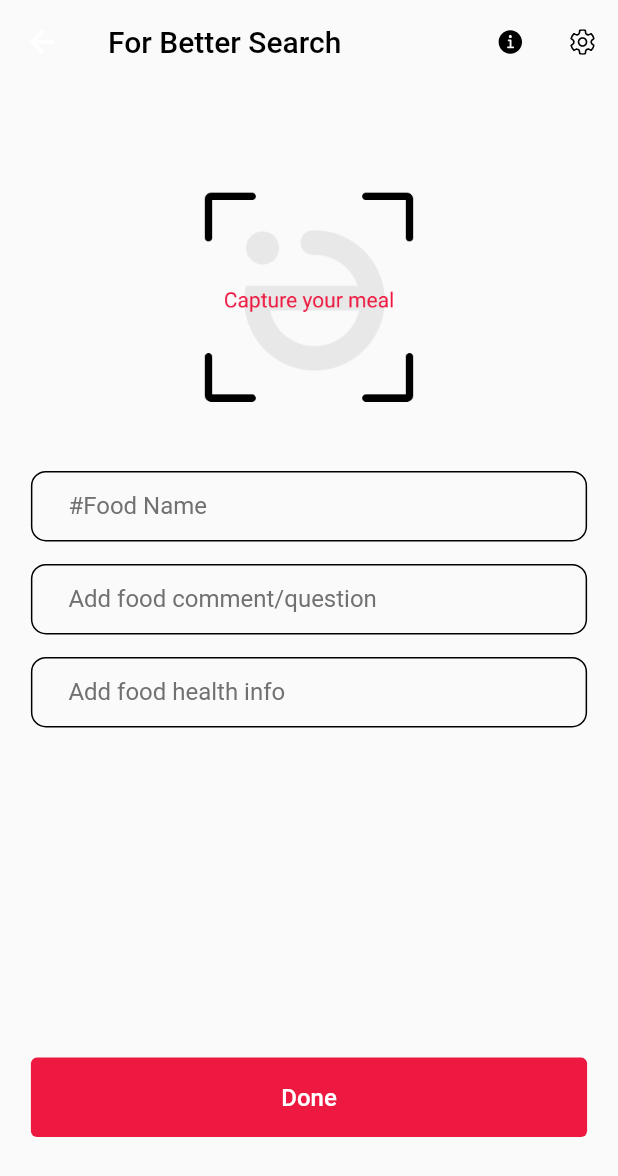
After one commit to festgo12/shareFood_mobile, a Flutter app: the ForBetterSearchScreen screen opened by its route, on a phone screen of 412 x 824 dp. The commit adds this screen. Shown: the top 1176 px of the screen. Run offline on Flutter 3.47's test engine with Material 2 defaults, Android fonts, the phone set to English and light mode, and no system bars; our stand-ins replace country_picker, flutter_svg, flutter_switch, marquee, pinput.

Commit message:
worked ont the better search screen

```diff
--- a/lib/core/route_names.dart
+++ b/lib/core/route_names.dart
@@ -5,6 +5,7 @@ import 'package:shared_food/ui/screens/auth_screen/otp_screen.dart';
 import 'package:shared_food/ui/screens/auth_screen/verify_mobile_num_screen.dart';
 import 'package:shared_food/ui/screens/checkout_screen.dart';
 import 'package:shared_food/ui/screens/confirm_order_screen.dart';
+import 'package:shared_food/ui/screens/for_better_search_screen.dart';
 import 'package:shared_food/ui/screens/onboarding_screens/get_started_screen.dart';
 import 'package:shared_food/ui/screens/onboarding_screens/onboarding_screen.dart';
 import 'package:shared_food/widgets/navigation_container.dart';
@@ -21,6 +22,7 @@ class RouteNames{
   static const String navigationContainer = 'navigationContainer';
   static const String checkOutScreen = 'checkOutScreen';
   static const String confirmOrderScreen = 'confirmOrderScreen';
+  static const String forBetterSearchScreen = 'forBetterSearchScreen';
 
 
 
@@ -34,6 +36,7 @@ class RouteNames{
     navigationContainer: (context) => const NavigationContainer(),
     checkOutScreen: (context) => const CheckOutScreen(),
     confirmOrderScreen: (context) => const ConfirmOrderScreen(),
+    forBetterSearchScreen: (context) => const ForBetterSearchScreen(),
   };
 
 
@@ -57,6 +60,8 @@ class RouteNames{
         return MaterialPageRoute(builder: (context) => const CheckOutScreen());
       case confirmOrderScreen:
         return MaterialPageRoute(builder: (context) => const ConfirmOrderScreen());
+      case forBetterSearchScreen:
+        return MaterialPageRoute(builder: (context) => const ForBetterSearchScreen());
 
     //Default Route is error route
       default:
--- /dev/null
+++ b/lib/ui/screens/for_better_search_screen.dart
@@ -0,0 +1,93 @@
+import 'package:flutter/material.dart';
+import 'package:flutter_svg/flutter_svg.dart';
+import 'package:shared_food/widgets/custom_textField.dart';
+
+import '../../core/route_names.dart';
+import '../../widgets/custom_botton.dart';
+import '../size_config/size_config_impl2.dart';
+
+class ForBetterSearchScreen extends StatefulWidget {
+  const ForBetterSearchScreen({Key? key}) : super(key: key);
+
+  @override
+  State<ForBetterSearchScreen> createState() => _ForBetterSearchScreenState();
+}
+
+class _ForBetterSearchScreenState extends State<ForBetterSearchScreen> {
+  @override
+  Widget build(BuildContext context) {
+    return Scaffold(
+      appBar: AppBar(
+        backgroundColor: Colors.transparent,
+        elevation: 0,
+        title: Text('For Better Search',
+        style: TextStyle(
+          color: Colors.black
+        ),),
+        actions: [
+          Row(
+            children: [
+              IconButton(
+                icon: SvgPicture.asset('svgs/info.svg'),
+                onPressed: () {
+                  // do something
+                },
+              ),
+              //SizedBox(width: 5,),
+              IconButton(
+                icon: SvgPicture.asset('svgs/settings.svg'),
+                onPressed: () {
+                  // do something
+                },
+              ),
+            ],
+          )
+        ],
+      ),
+      body: Padding(
+        padding:  EdgeInsets.symmetric(vertical:SizeConfig.heightOf(8),horizontal: SizeConfig.widthOf(5)),
+        child: Column(
+          children: [
+            Center(
+              child: Container(
+                width: 144,
+                height: 152,
+                decoration: BoxDecoration(
+                  image: DecorationImage(
+                    image: AssetImage('images/capture.png')
+                  )
+                ),
+              ),
+            ),
+            SizedBox(height: 40,),
+            BoxTextField(
+              label: '#Food Name',
+            ),
+            SizedBox(height: 15,),
+            BoxTextField(
+              label: 'Add food comment/question',
+            ),
+            SizedBox(height: 15,),
+            BoxTextField(
+              label: 'Add food health info',
+            ),
+            Spacer(),
+            Row(
+              children: [
+                Expanded(
+                  child: CustomButton(
+                    text: 'Done',
+                    onPressed: (){
+                      Navigator.pushNamed(context, RouteNames.verifyMobileScreen);
+                    },
+                    backgroundColor: Color(0xffED1940),
+                  ),
+                ),
+              ],
+            )
+          ],
+        ),
+      ),
+    );
+  }
+}
--- a/lib/ui/screens/search_screen.dart
+++ b/lib/ui/screens/search_screen.dart
@@ -1,6 +1,7 @@
 import 'package:flutter/material.dart';
 import 'package:shared_food/widgets/custom_textField.dart';
 import 'package:flutter_svg/flutter_svg.dart';
+import '../../core/route_names.dart';
 import '../size_config/size_config_impl2.dart';
 
 class SearchScreen extends StatelessWidget {
@@ -18,12 +19,17 @@ class SearchScreen extends StatelessWidget {
             children: [
               Row(
                 children: [
-                  Expanded(child: BoxTextField(
-                    prefix: Icon(Icons.search,size: 30,color: Colors.black,),
+                  Expanded(
+                      child: BoxTextField(prefix: Icon(Icons.search,size: 30,color: Colors.black,),
                   )),
                   SizedBox(width: 5,),
-                  ImageIcon(
-                    AssetImage('images/scaning.png'),size: 35,
+                  GestureDetector(
+                    onTap: (){
+                      Navigator.pushNamed(context, RouteNames.forBetterSearchScreen);
+                    },
+                    child: ImageIcon(
+                      AssetImage('images/scaning.png'),size: 35,
+                    ),
                   ),
                   //SizedBox(width: 5,),
                   IconButton(
```
Also changed, not shown: images/2.0x/capture.png (added), images/3.0x/capture.png (added), images/capture.png (added), svgs/info.svg (added).
